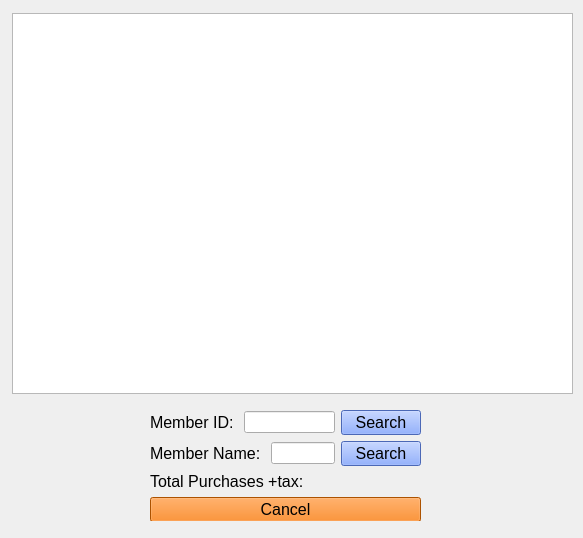
Old version of the form memberpurchases.ui in the repository P4TOO/BulkClub-System.
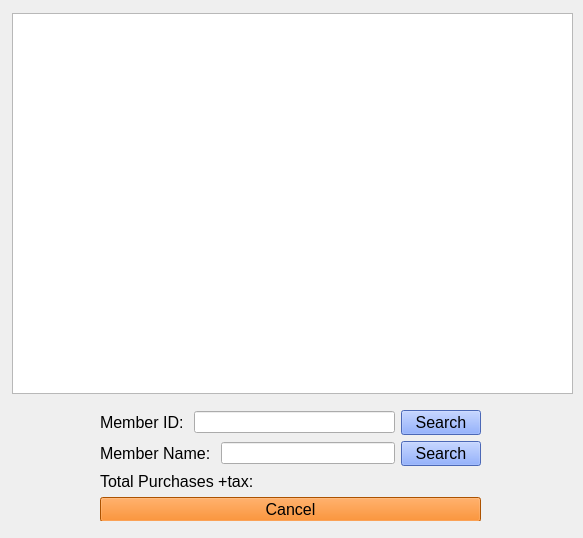
New version of the form.

```diff
--- a/memberpurchases.ui
+++ b/memberpurchases.ui
@@ -23,12 +23,12 @@
     </rect>
    </property>
   </widget>
-  <widget class="QWidget" name="">
+  <widget class="QWidget" name="layoutWidget">
    <property name="geometry">
     <rect>
-     <x>150</x>
+     <x>100</x>
      <y>410</y>
-     <width>271</width>
+     <width>381</width>
      <height>111</height>
     </rect>
    </property>
```
